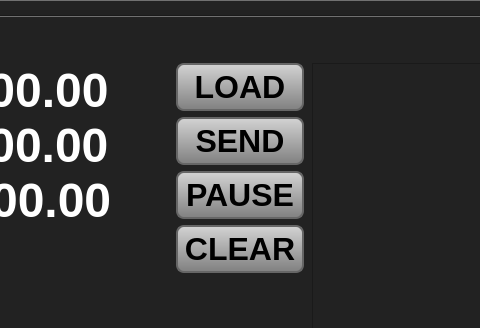
Old version of the form lathe_gui/mainwindow.ui in the repository tinic/lathe_motion_stm32; both pictures show x 269 to 749 and y 0 to 328 of the 1366 by 740 pixel window.
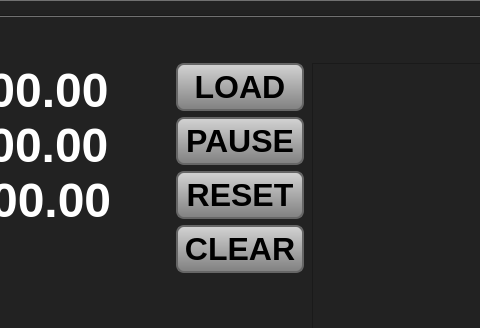
New version of the form.

```diff
--- a/lathe_gui/mainwindow.ui
+++ b/lathe_gui/mainwindow.ui
@@ -575,19 +575,6 @@
             </property>
            </widget>
           </item>
-          <item>
-           <widget class="QPushButton" name="runButton">
-            <property name="minimumSize">
-             <size>
-              <width>0</width>
-              <height>48</height>
-             </size>
-            </property>
-            <property name="text">
-             <string>SEND</string>
-            </property>
-           </widget>
-          </item>
           <item>
            <widget class="QPushButton" name="pushButton">
             <property name="minimumSize">
@@ -601,6 +588,19 @@
             </property>
            </widget>
           </item>
+          <item>
+           <widget class="QPushButton" name="pushButton_2">
+            <property name="minimumSize">
+             <size>
+              <width>0</width>
+              <height>48</height>
+             </size>
+            </property>
+            <property name="text">
+             <string>RESET</string>
+            </property>
+           </widget>
+          </item>
           <item>
            <widget class="QPushButton" name="clearButton">
             <property name="minimumSize">
```
Left out of the diff: 98 changed lines with no effect on the pictures.
